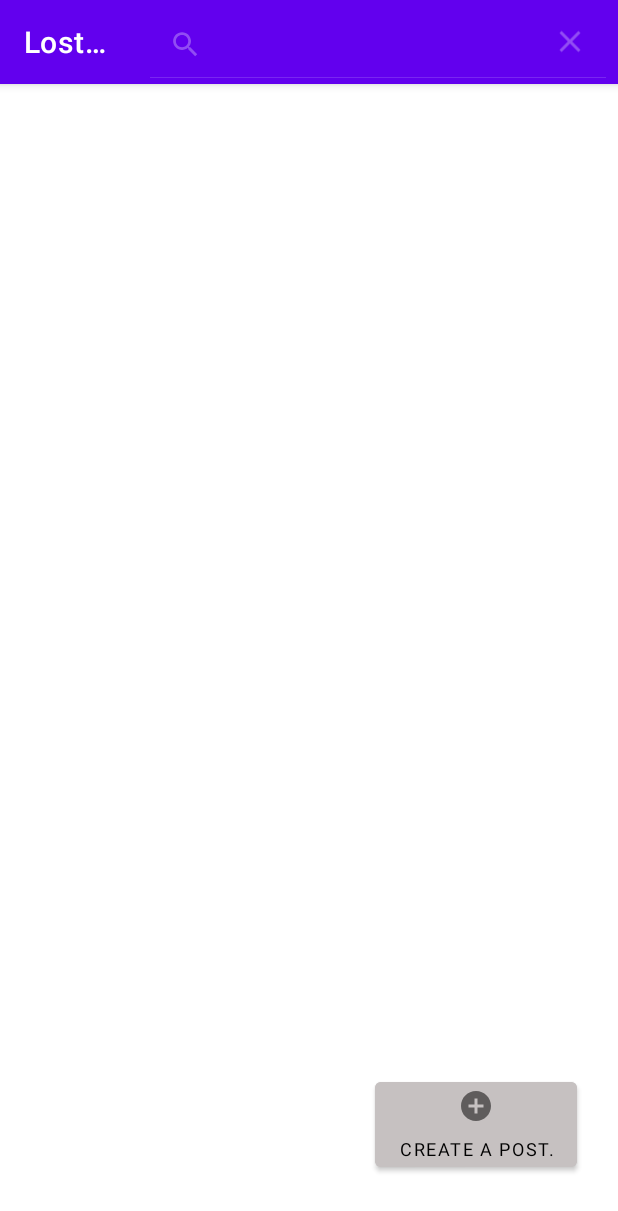
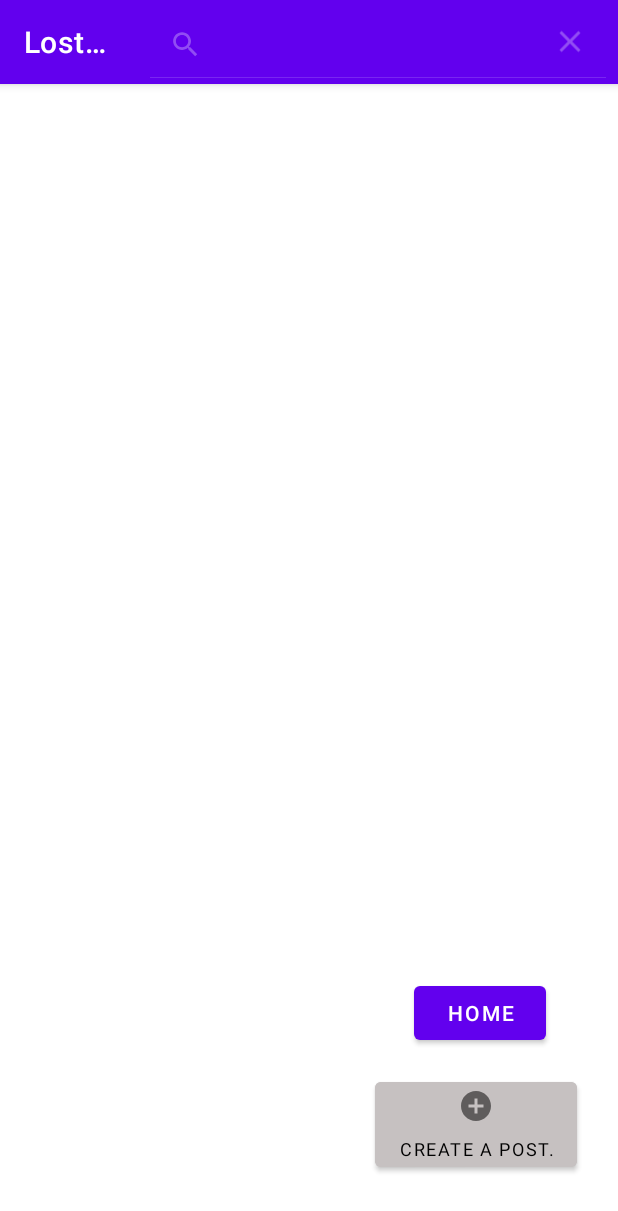
Before and after one commit to gautamik2030/LostFound2, an Android app: the screen it shows after launch once a user with an empty profile is signed in (recActivity), after a tap on "Search", on a phone screen of 412 x 824 dp. Shown: the top 1211 px of the screen. Run offline under Robolectric (Android 15) with nearby library versions, the phone set to English and light mode, and no system bars; our stand-ins replace Firebase (no records; nobody signed in at launch, a user with empty details on screens opened directly); Roboto replaces fonts that are not available here.

Commit message:
Added Changes

```diff
--- a/app/src/main/java/com/example/lostfound2/User.java
+++ b/app/src/main/java/com/example/lostfound2/User.java
@@ -8,6 +8,10 @@ public class User {
 
     }
 
+    public String getUsername() {
+        return this.username;
+    }
+
     public User(String name, String username, String email) {
         this.name = name;
         this.username = username;
--- a/app/src/main/java/com/example/lostfound2/recActivity.java
+++ b/app/src/main/java/com/example/lostfound2/recActivity.java
@@ -23,7 +23,7 @@ public class recActivity extends AppCompatActivity {
     RecyclerView recView;
     //create myadapter object
     myadapter adapter;
-    Button create;
+    Button create, home;
 
     protected void onCreate(Bundle savedInstanceState) {
         super.onCreate(savedInstanceState);
@@ -42,9 +42,12 @@ public class recActivity extends AppCompatActivity {
 
         adapter = new myadapter(options);
         recView.setAdapter(adapter);
+        adapter.startListening();
         create = findViewById(R.id.button2);
         create.setOnClickListener((v) -> startActivity(new Intent(getApplicationContext(),CreatePost.class)));
 
+        home = findViewById(R.id.home);
+        home.setOnClickListener((v) -> startActivity(new Intent(getApplicationContext(),DashboardActivity.class)));
 
     }
 
--- a/app/src/main/res/layout/activity_rec.xml
+++ b/app/src/main/res/layout/activity_rec.xml
@@ -22,6 +22,7 @@
     tools:context=".recActivity"
     tools:actionBarNavMode="list">
 
+
     <androidx.recyclerview.widget.RecyclerView
         android:id="@+id/recView"
         android:layout_width="match_parent"
@@ -41,7 +42,6 @@
 
         app:layout_constraintTop_toTopOf="parent"
         app:layout_constraintVertical_bias="1.0" />
-
 
     <Button
              android:id="@+id/button2"
@@ -64,7 +64,16 @@
 
              tools:targetApi="lollipop" />
 
-
+    <Button
+        android:id="@+id/home"
+        android:layout_width="wrap_content"
+        android:layout_height="wrap_content"
+        android:layout_marginBottom="16dp"
+        android:text="Home"
+        app:layout_constraintBottom_toTopOf="@+id/button2"
+        app:layout_constraintEnd_toEndOf="parent"
+        app:layout_constraintHorizontal_bias="0.851"
+        app:layout_constraintStart_toStartOf="parent" />
 
 
 </androidx.constraintlayout.widget.ConstraintLayout>
```
Also changed, not shown: app/src/main/java/com/example/lostfound2/CreatePost.java (+31 -3 lines), app/src/main/res/layout/activity_dashboard.xml (+12 -1 lines). Lines whose indentation alone changed are shown as unchanged.
